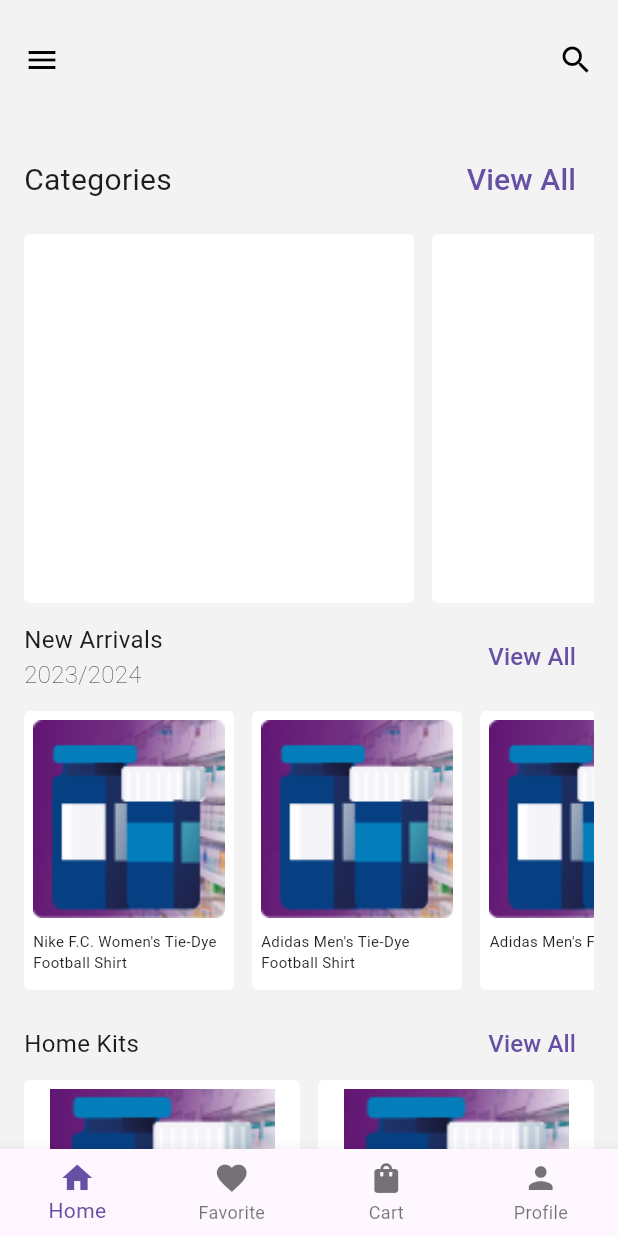
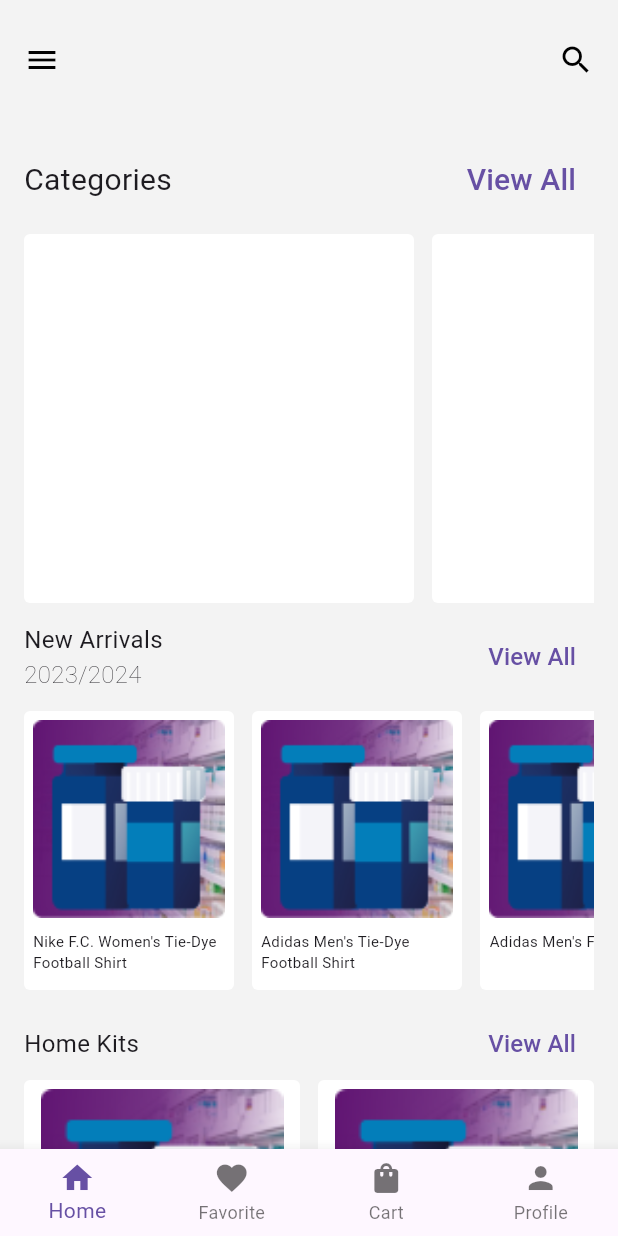
Before and after one commit to holumuyiwa-emnac/store-app, a Flutter app: the screen it shows after launch, on a phone screen of 412 x 824 dp. Run offline on Flutter 3.47's test engine with Material 3 defaults, Android fonts, the phone set to English and light mode, and no system bars.

Commit message:
"Updated GridView height and childAspectRatio in HomePage, and adjusted dimensions in ProductCardBig"

```diff
--- a/lib/Pages/home_page.dart
+++ b/lib/Pages/home_page.dart
@@ -136,12 +136,13 @@ class HomePage extends StatelessWidget {
               ],
             ),
             SizedBox(
-              height: 400,
+              height: 460,
               child: GridView.builder(
                 gridDelegate: SliverGridDelegateWithFixedCrossAxisCount(
                   crossAxisCount: 2,
                   crossAxisSpacing: 12,
                   mainAxisSpacing: 12,
+                  childAspectRatio: 0.8,
                 ),
                 itemCount: products.length,
                 itemBuilder: (context, index) {
--- a/lib/components/product_card_big.dart
+++ b/lib/components/product_card_big.dart
@@ -17,7 +17,6 @@ class ProductCardBig extends StatelessWidget {
     return Container(
       padding: EdgeInsets.all(6),
       width: 170,
-      height: 240,
       decoration: BoxDecoration(
         color: Colors.white,
         borderRadius: BorderRadius.circular(4),
@@ -25,9 +24,9 @@ class ProductCardBig extends StatelessWidget {
       child: Column(
         children: [
           Image(
-            height: 125,
-            width: 150,
-            fit: BoxFit.fitWidth,
+            height: 162,
+            width: 162,
+            fit: BoxFit.fill,
             image: AssetImage('assets/$productImage'),
           ),
           SizedBox(
```
